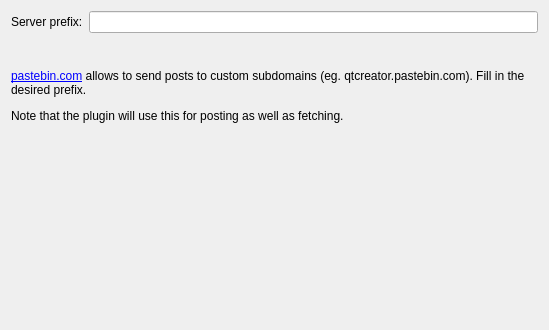
The window that src/plugins/cpaster/pastebindotcomsettings.ui (qt-creator/qt-creator) describes before a commit, drawn with Qt 5.
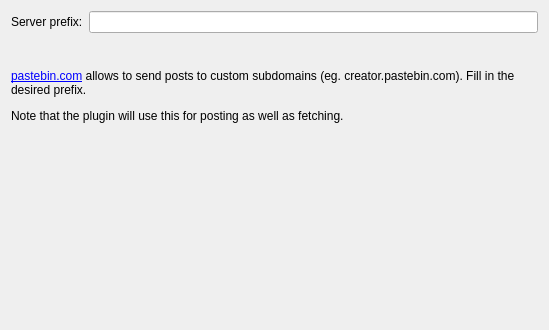
The same window after the commit.

Diff of the .ui file:
```diff
--- a/src/plugins/cpaster/pastebindotcomsettings.ui
+++ b/src/plugins/cpaster/pastebindotcomsettings.ui
@@ -50,9 +50,12 @@
    <item>
     <widget class="QLabel" name="explanatoryTextLabel">
      <property name="text">
-      <string>&lt;html&gt;&lt;head/&gt;&lt;body&gt;
-&lt;p&gt;&lt;a href=&quot;http://pastebin.com&quot;&gt;pastebin.com&lt;/a&gt; allows to send posts to custom subdomains (eg. qtcreator.pastebin.com). Fill in the desired prefix.&lt;/p&gt;
-&lt;p&gt;Note that the plugin will use this for posting as well as fetching.&lt;/p&gt;&lt;/body&gt;&lt;/html&gt;</string>
+      <string>&lt;!DOCTYPE HTML PUBLIC &quot;-//W3C//DTD HTML 4.0//EN&quot; &quot;http://www.w3.org/TR/REC-html40/strict.dtd&quot;&gt;
+&lt;html&gt;&lt;head&gt;&lt;meta name=&quot;qrichtext&quot; content=&quot;1&quot; /&gt;&lt;style type=&quot;text/css&quot;&gt;
+p, li { white-space: pre-wrap; }
+&lt;/style&gt;&lt;/head&gt;&lt;body style=&quot; font-family:'DejaVu Sans'; font-size:9pt; font-weight:400; font-style:normal;&quot;&gt;
+&lt;p style=&quot; margin-top:12px; margin-bottom:12px; margin-left:0px; margin-right:0px; -qt-block-indent:0; text-indent:0px;&quot;&gt;&lt;a href=&quot;http://pastebin.com&quot;&gt;&lt;span style=&quot; text-decoration: underline; color:#0000ff;&quot;&gt;pastebin.com&lt;/span&gt;&lt;/a&gt; allows to send posts to custom subdomains (eg. creator.pastebin.com). Fill in the desired prefix.&lt;/p&gt;
+&lt;p style=&quot; margin-top:12px; margin-bottom:12px; margin-left:0px; margin-right:0px; -qt-block-indent:0; text-indent:0px;&quot;&gt;Note that the plugin will use this for posting as well as fetching.&lt;/p&gt;&lt;/body&gt;&lt;/html&gt;</string>
      </property>
      <property name="textFormat">
       <enum>Qt::RichText</enum>
```
